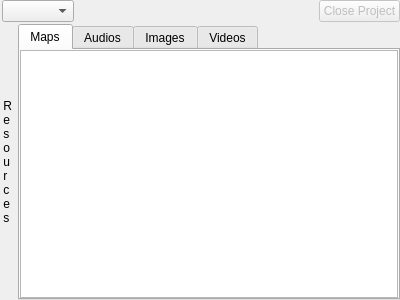
The window that src/mprojectcontroller.ui (xiangCaO233/MusicMapMaker) describes before a commit, drawn with Qt 5.
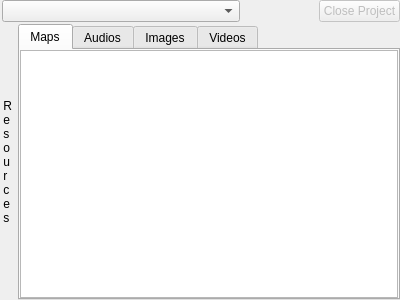
The same window after the commit.

```diff
--- a/src/mprojectcontroller.ui
+++ b/src/mprojectcontroller.ui
@@ -31,7 +31,7 @@
    </property>
    <item>
     <widget class="QWidget" name="widget" native="true">
-     <layout class="QHBoxLayout" name="horizontalLayout">
+     <layout class="QHBoxLayout" name="horizontalLayout" stretch="3,1,1">
       <property name="spacing">
        <number>0</number>
       </property>
```
